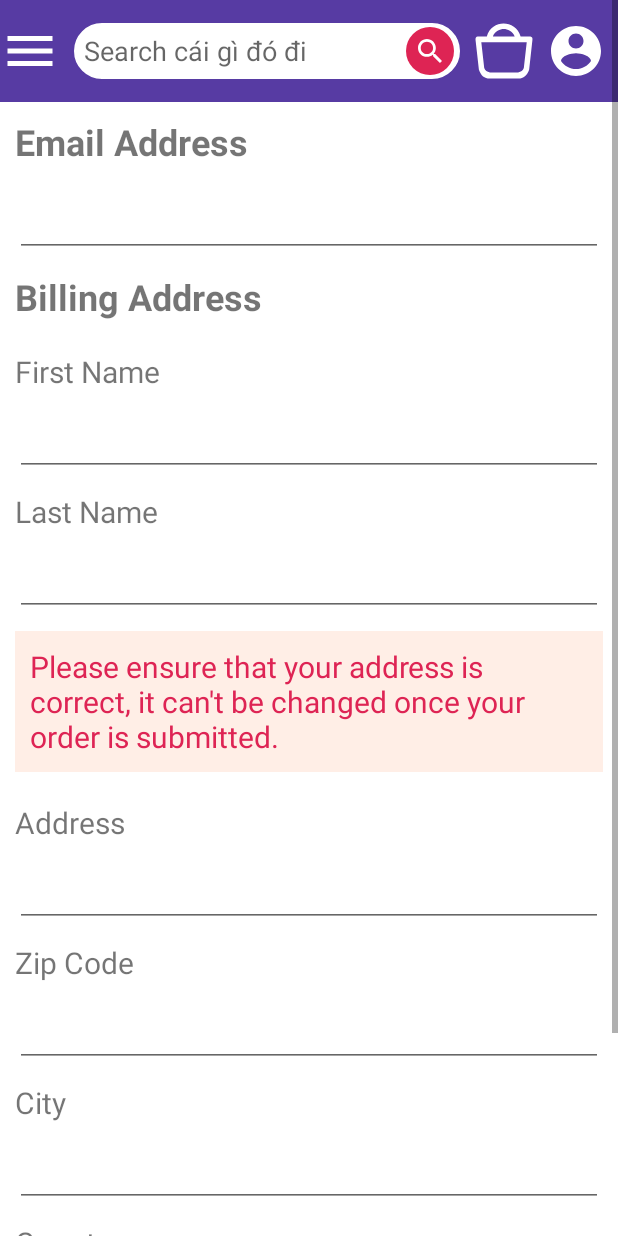
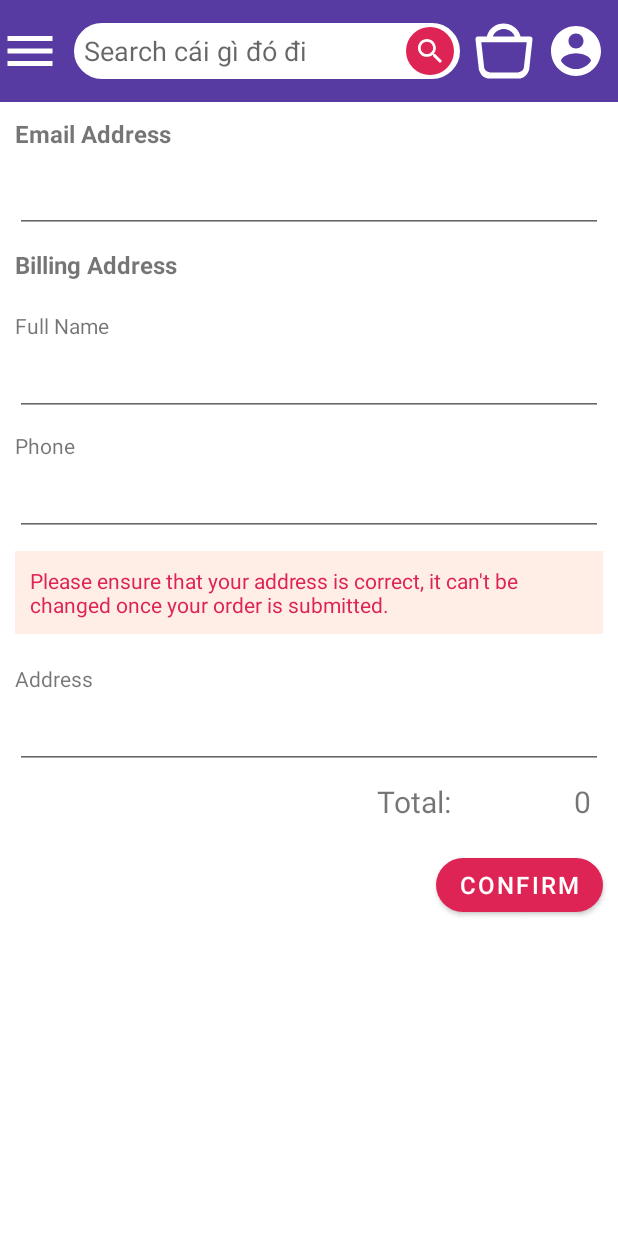
Before and after one commit to tohuyendieu/android, an Android app: the layout activity_checkout.xml on its own in the app's theme, with its tools: preview values and no code run, on a phone screen of 412 x 824 dp. Run offline under Robolectric (Android 15) with nearby library versions, the phone set to English and light mode, and no system bars.

Commit message:
update cart and checkout layout

```diff
--- a/app/src/main/java/fptu/ninhtbm/thebookshop/ui/home/CartActivity.java
+++ b/app/src/main/java/fptu/ninhtbm/thebookshop/ui/cart/CartActivity.java
@@ -1,4 +1,4 @@
-package fptu.ninhtbm.thebookshop.ui.home;
+package fptu.ninhtbm.thebookshop.ui.cart;
 
 import androidx.appcompat.app.AppCompatActivity;
 
--- a/app/src/main/java/fptu/ninhtbm/thebookshop/ui/home/CheckoutActivity.java
+++ b/app/src/main/java/fptu/ninhtbm/thebookshop/ui/checkout/CheckoutActivity.java
@@ -1,8 +1,7 @@
-package fptu.ninhtbm.thebookshop.ui.home;
+package fptu.ninhtbm.thebookshop.ui.checkout;
 
 import androidx.appcompat.app.AppCompatActivity;
 
-import android.content.Intent;
 import android.os.Bundle;
 
 import fptu.ninhtbm.thebookshop.R;
@@ -13,7 +12,5 @@ public class CheckoutActivity extends AppCompatActivity {
     protected void onCreate(Bundle savedInstanceState) {
         super.onCreate(savedInstanceState);
         setContentView(R.layout.activity_checkout);
-//        Intent intent = new Intent(this, MainActivity.class);
-//        startActivity(intent);
     }
 }
--- a/app/src/main/res/layout/activity_cart.xml
+++ b/app/src/main/res/layout/activity_cart.xml
@@ -4,16 +4,7 @@
     xmlns:tools="http://schemas.android.com/tools"
     android:layout_width="match_parent"
     android:layout_height="match_parent"
-    tools:context=".ui.home.CartActivity"
-    >
-    <ScrollView
-        android:layout_width="match_parent"
-        android:layout_height="match_parent">
-
-    <LinearLayout
-        android:orientation="vertical"
-        android:layout_width="match_parent"
-        android:layout_height="wrap_content">
+    tools:context=".ui.cart.CartActivity">
 
     <include
         android:id="@+id/header"
@@ -21,13 +12,15 @@
         android:clipToPadding="false"
         android:elevation="30dp" />
 
-    <com.google.android.material.appbar.AppBarLayout
-        android:id="@+id/app_bar"
+    <ScrollView
+        android:layout_width="match_parent"
+        android:layout_height="match_parent"
+        android:layout_below="@id/header">
+
+        <LinearLayout
             android:layout_width="match_parent"
             android:layout_height="wrap_content"
-        >
-
-    </com.google.android.material.appbar.AppBarLayout>
+            android:orientation="vertical">
 
             <androidx.recyclerview.widget.RecyclerView
                 android:id="@+id/recycler_cart"
@@ -40,44 +33,45 @@
                 android:layout_marginTop="8dp"
                 android:layout_marginEnd="8dp"
                 android:layout_marginRight="4dp"
-            android:layout_marginBottom="8dp"></androidx.recyclerview.widget.RecyclerView>
-
+                android:layout_marginBottom="8dp" />
         </LinearLayout>
     </ScrollView>
 
     <LinearLayout
         android:id="@+id/layout_price"
+        android:layout_width="match_parent"
+        android:layout_height="wrap_content"
         android:layout_alignParentBottom="true"
-        android:orientation="vertical"
         android:layout_margin="8dp"
-        android:layout_width="match_parent"
-        android:layout_height="wrap_content">
+        android:orientation="vertical">
+
         <androidx.cardview.widget.CardView
             android:layout_width="match_parent"
             android:layout_height="wrap_content">
 
             <LinearLayout
+                android:layout_width="match_parent"
+                android:layout_height="wrap_content"
                 android:orientation="horizontal"
-                android:weightSum="8"
                 android:padding="8dp"
-                android:layout_width="match_parent"
-                android:layout_height="wrap_content">
+                android:weightSum="8">
 
                 <TextView
                     android:layout_width="0dp"
                     android:layout_height="wrap_content"
-                    android:layout_weight="4"
-                    android:text="Total"
-                    android:textSize="30sp" />
+                    android:layout_weight="6"
+                    android:gravity="right"
+                    android:text="@string/txt_label_total"
+                    android:textSize="20sp" />
 
                 <TextView
                     android:id="@+id/txt_final_price"
-                    android:text="0"
-                    android:textSize="30sp"
-                    android:layout_weight="4"
+                    android:layout_width="0dp"
+                    android:layout_height="wrap_content"
+                    android:layout_weight="2"
                     android:gravity="right"
-                    android:layout_width="0dp"
-                    android:layout_height="wrap_content"/>
+                    android:text="@string/txt_label_total_price"
+                    android:textSize="20sp" />
 
             </LinearLayout>
 
@@ -85,12 +79,13 @@
 
         <Button
             android:id="@+id/btn_checkout"
-            android:layout_width="match_parent"
+            style="@style/CornerButtonRed16"
+            android:layout_width="wrap_content"
             android:layout_height="wrap_content"
+            android:layout_gravity="right"
             android:layout_marginTop="8dp"
             android:layout_marginBottom="8dp"
-            style="@style/CornerButtonRed16"
-            android:text="Check out"
+            android:text="@string/txt_button_checkout"
             android:textColor="@color/white" />
     </LinearLayout>
 </RelativeLayout>
--- a/app/src/main/res/layout/activity_checkout.xml
+++ b/app/src/main/res/layout/activity_checkout.xml
@@ -1,19 +1,27 @@
 <?xml version="1.0" encoding="utf-8"?>
-<ScrollView xmlns:android="http://schemas.android.com/apk/res/android"
+<RelativeLayout xmlns:android="http://schemas.android.com/apk/res/android"
     xmlns:app="http://schemas.android.com/apk/res-auto"
     xmlns:tools="http://schemas.android.com/tools"
     android:layout_width="match_parent"
     android:layout_height="match_parent"
-    tools:context=".ui.home.CheckoutActivity">
-    <LinearLayout
-        android:orientation="vertical"
-        android:layout_width="match_parent"
-        android:layout_height="wrap_content">
+    tools:context=".ui.checkout.CheckoutActivity">
+
     <include
         android:id="@+id/header"
         layout="@layout/header"
         android:clipToPadding="false"
         android:elevation="30dp" />
+
+    <ScrollView
+        android:layout_width="match_parent"
+        android:layout_height="match_parent"
+        android:layout_below="@id/header">
+
+        <LinearLayout
+            android:layout_width="match_parent"
+            android:layout_height="wrap_content"
+            android:orientation="vertical">
+
 
             <TextView
                 android:id="@+id/tv_email"
@@ -24,17 +32,18 @@
                 android:layout_marginTop="10dp"
                 android:layout_marginEnd="10dp"
                 android:layout_marginBottom="10dp"
-        android:text="Email Address"
-        android:textStyle="bold"
-        android:textSize="24sp" />
+                android:text="@string/txt_label_email_address"
+                android:textSize="16sp"
+                android:textStyle="bold" />
 
             <EditText
                 android:id="@+id/edt_email"
-        android:layout_marginTop="5dp"
+                android:layout_width="match_parent"
+                android:layout_height="wrap_content"
+                android:layout_below="@id/tv_email"
+                android:textSize="14sp"
                 android:layout_marginHorizontal="10dp"
-        android:layout_below="@id/tv_email"
-        android:layout_width="match_parent"
-        android:layout_height="wrap_content"/>
+                android:layout_marginTop="5dp" />
 
             <TextView
                 android:id="@+id/tv_billing_address"
@@ -45,154 +54,128 @@
                 android:layout_marginTop="10dp"
                 android:layout_marginEnd="10dp"
                 android:layout_marginBottom="10dp"
-        android:text="Billing Address"
-        android:textStyle="bold"
-        android:textSize="24sp" />
+                android:text="@string/txt_label_billing_address"
+                android:textSize="16sp"
+                android:textStyle="bold" />
 
             <TextView
-        android:id="@+id/tv_firstname"
+                android:id="@+id/tv_fullName"
+                android:layout_width="match_parent"
+                android:layout_height="wrap_content"
                 android:layout_below="@id/tv_billing_address"
                 android:layout_marginStart="10dp"
                 android:layout_marginTop="10dp"
                 android:layout_marginEnd="10dp"
                 android:layout_marginBottom="5dp"
-        android:text="First Name"
-        android:textSize="20sp"
-        android:layout_width="match_parent"
-        android:layout_height="wrap_content"/>
+                android:text="@string/txt_label_full_name"
+                android:textSize="14sp" />
 
             <EditText
-        android:id="@+id/edt_firstname"
-        android:layout_marginTop="5dp"
+                android:id="@+id/edt_fullName"
+                android:layout_width="match_parent"
+                android:layout_height="wrap_content"
+                android:layout_below="@id/tv_fullName"
+                android:textSize="14sp"
                 android:layout_marginHorizontal="10dp"
-        android:layout_below="@id/tv_firstname"
-        android:layout_width="match_parent"
-        android:layout_height="wrap_content"/>
+                android:layout_marginTop="5dp" />
 
             <TextView
-        android:id="@+id/tv_lastname"
-        android:layout_below="@id/edt_firstname"
+                android:id="@+id/tv_phone"
+                android:layout_width="match_parent"
+                android:layout_height="wrap_content"
+                android:layout_below="@id/edt_fullName"
                 android:layout_marginStart="10dp"
                 android:layout_marginTop="10dp"
                 android:layout_marginEnd="10dp"
                 android:layout_marginBottom="5dp"
-        android:text="Last Name"
-        android:textSize="20sp"
-        android:layout_width="match_parent"
-        android:layout_height="wrap_content"/>
+                android:text="@string/txt_label_phone"
+                android:textSize="14sp" />
 
             <EditText
                 android:id="@+id/edt_lastname"
-        android:layout_marginTop="5dp"
+                android:layout_width="match_parent"
+                android:layout_height="wrap_content"
+                android:layout_below="@id/tv_phone"
+                android:textSize="14sp"
                 android:layout_marginHorizontal="10dp"
-        android:layout_below="@id/tv_lastname"
-        android:layout_width="match_parent"
-        android:layout_height="wrap_content"/>
+                android:layout_marginTop="5dp" />
 
             <TextView
                 android:id="@+id/tv_warning_address"
+                android:layout_width="match_parent"
+                android:layout_height="wrap_content"
                 android:layout_below="@id/edt_lastname"
                 android:layout_marginStart="10dp"
                 android:layout_marginTop="10dp"
                 android:layout_marginEnd="10dp"
                 android:layout_marginBottom="10dp"
+                android:background="@color/bg_warning"
                 android:padding="10dp"
-        android:text="Please ensure that your address is correct, it can't be changed once your order is submitted."
-        android:textSize="20sp"
+                android:text="@string/txt_label_warning_address"
                 android:textColor="@color/important_button_color"
-        android:background="@color/bg_warning"
-        android:layout_width="match_parent"
-        android:layout_height="wrap_content"/>
+                android:textSize="14sp" />
+
             <TextView
                 android:id="@+id/tv_address"
+                android:layout_width="match_parent"
+                android:layout_height="wrap_content"
+                android:layout_below="@id/tv_warning_address"
                 android:layout_marginStart="10dp"
                 android:layout_marginTop="10dp"
                 android:layout_marginEnd="10dp"
                 android:layout_marginBottom="5dp"
                 android:text="Address"
-        android:textSize="20sp"
-        android:layout_below="@id/tv_warning_address"
-        android:layout_width="match_parent"
-        android:layout_height="wrap_content"/>
+                android:textSize="14sp" />
 
             <EditText
                 android:id="@+id/edt_address"
-        android:layout_marginTop="5dp"
+                android:layout_width="match_parent"
+                android:layout_height="wrap_content"
+                android:layout_below="@id/tv_address"
+                android:textSize="14sp"
                 android:layout_marginHorizontal="10dp"
-        android:layout_below="@id/tv_address"
+                android:layout_marginTop="5dp" />
+
+            <LinearLayout
                 android:layout_width="match_parent"
-        android:layout_height="wrap_content"/>
+                android:layout_height="wrap_content"
+                android:layout_marginHorizontal="10dp"
+                android:orientation="horizontal"
+                android:padding="8dp"
+                android:weightSum="8">
 
                 <TextView
-        android:id="@+id/tv_zipcode"
-        android:layout_marginStart="10dp"
-        android:layout_marginTop="10dp"
-        android:layout_marginEnd="10dp"
-        android:layout_marginBottom="5dp"
-        android:text="Zip Code"
-        android:textSize="20sp"
-        android:layout_below="@id/edt_address"
-        android:layout_width="match_parent"
-        android:layout_height="wrap_content"/>
-
-    <EditText
-        android:id="@+id/edt_zipcode"
-        android:layout_marginTop="5dp"
-        android:layout_marginHorizontal="10dp"
-        android:layout_below="@id/tv_zipcode"
-        android:layout_width="match_parent"
-        android:layout_height="wrap_content"/>
+                    android:layout_width="0dp"
+                    android:layout_height="wrap_content"
+                    android:layout_weight="6"
+                    android:gravity="right"
+                    android:text="@string/txt_label_total"
+                    android:textSize="20sp" />
 
                 <TextView
-        android:id="@+id/tv_city"
-        android:layout_marginStart="10dp"
-        android:layout_marginTop="10dp"
-        android:layout_marginEnd="10dp"
-        android:layout_marginBottom="5dp"
-        android:text="City"
-        android:textSize="20sp"
-        android:layout_below="@id/edt_zipcode"
-        android:layout_width="match_parent"
-        android:layout_height="wrap_content"/>
+                    android:id="@+id/txt_final_price"
+                    android:layout_width="0dp"
+                    android:layout_height="wrap_content"
+                    android:layout_weight="2"
+                    android:gravity="right"
+                    android:text="@string/txt_label_total_price"
+                    android:textSize="20sp" />
 
-    <EditText
-        android:id="@+id/edt_city"
-        android:layout_marginTop="5dp"
-        android:layout_marginHorizontal="10dp"
-        android:layout_below="@id/tv_city"
-        android:layout_width="match_parent"
-        android:layout_height="wrap_content"/>
-
-    <TextView
-        android:id="@+id/tv_country"
-        android:layout_marginStart="10dp"
-        android:layout_marginTop="10dp"
-        android:layout_marginEnd="10dp"
-        android:layout_marginBottom="5dp"
-        android:text="Country"
-        android:textSize="20sp"
-        android:layout_below="@id/edt_city"
-        android:layout_width="match_parent"
-        android:layout_height="wrap_content"/>
-
-    <EditText
-        android:id="@+id/edt_country"
-        android:layout_marginTop="5dp"
-        android:layout_marginHorizontal="10dp"
-        android:layout_below="@id/tv_country"
-        android:layout_width="match_parent"
-        android:layout_height="wrap_content"/>
+            </LinearLayout>
 
             <Button
                 android:id="@+id/btn_save_checkout"
-        android:text="Save and Continue"
-        android:layout_marginTop="20dp"
+                style="@style/CornerButtonRed16"
+                android:layout_width="wrap_content"
+                android:layout_height="wrap_content"
+                android:layout_below="@id/edt_address"
+                android:layout_gravity="right"
                 android:layout_marginLeft="10dp"
+                android:layout_marginTop="10dp"
+                android:layout_marginRight="10dp"
                 android:layout_marginBottom="20dp"
-        style="@style/CornerButtonRed16"
-        android:layout_below="@id/edt_country"
-        android:layout_width="wrap_content"
-        android:layout_height="wrap_content"/>
+                android:text="@string/txt_btn_confirm_checkout" />
 
         </LinearLayout>
     </ScrollView>
+</RelativeLayout>
--- a/app/src/main/res/values/strings.xml
+++ b/app/src/main/res/values/strings.xml
@@ -1,4 +1,13 @@
 <resources>
     <string name="app_name">The Bookshop</string>
     <string name="text_search_hint">Search cái gì đó đi</string>
+    <string name="txt_label_total">Total:</string>
+    <string name="txt_button_checkout">Check out</string>
+    <string name="txt_label_total_price">0</string>
+    <string name="txt_label_email_address">Email Address</string>
+    <string name="txt_label_billing_address">Billing Address</string>
+    <string name="txt_label_warning_address">Please ensure that your address is correct, it can\'t be changed once your order is submitted.</string>
+    <string name="txt_btn_confirm_checkout">Confirm</string>
+    <string name="txt_label_full_name">Full Name</string>
+    <string name="txt_label_phone">Phone</string>
 </resources>
```
Lines whose indentation alone changed are shown as unchanged.
